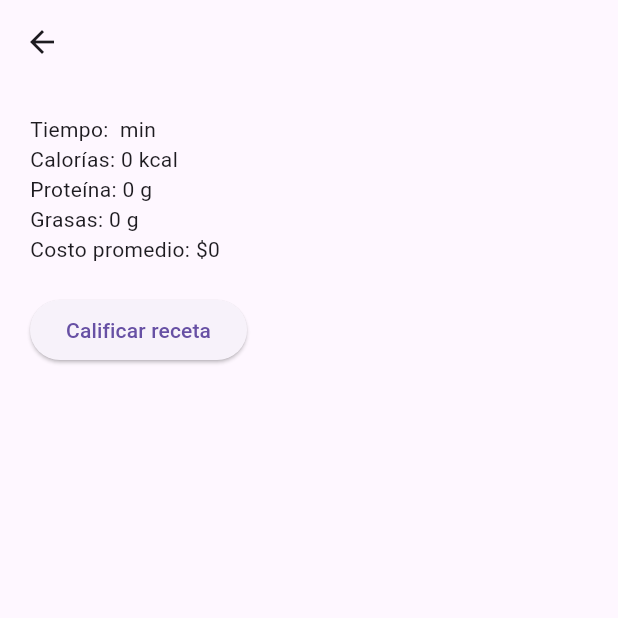
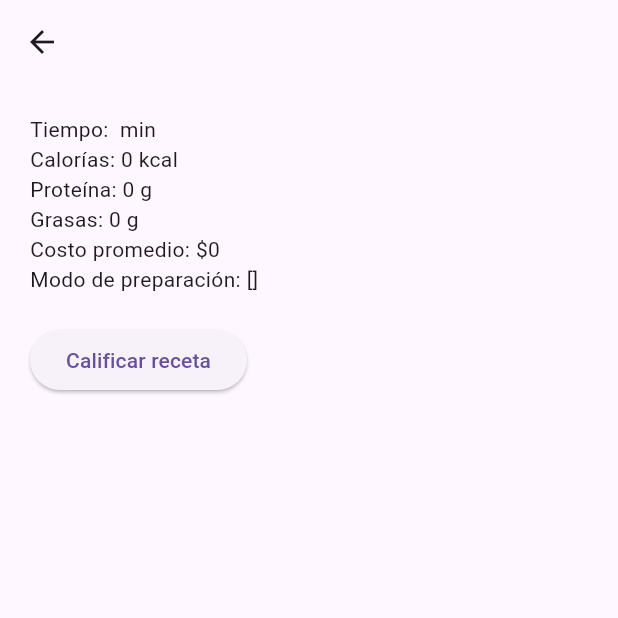
Before and after one commit to yahirmnk/menu_app, a Flutter app: the RecipeDetailScreen screen opened directly with empty values, on a phone screen of 412 x 824 dp, the top half of it. Run offline on Flutter 3.47's test engine with Material 3 defaults, Android fonts, the light colour scheme and no system bars.

Commit message:
reparo 2 de modoPrep de recetas

```diff
--- a/lib/screens/recipe_detail_screen.dart
+++ b/lib/screens/recipe_detail_screen.dart
@@ -19,6 +19,7 @@ class RecipeDetailScreen extends StatelessWidget {
             Text("Proteína: ${recipe.protein} g"),
             Text("Grasas: ${recipe.fat} g"),
             Text("Costo promedio: \$${recipe.avgCost}"),
+            Text("Modo de preparación: ${recipe.modoPreparacion}"),
             const SizedBox(height: 20),
             ElevatedButton(
               onPressed: () {},
--- a/lib/screens/recipes_screen.dart
+++ b/lib/screens/recipes_screen.dart
@@ -42,8 +42,10 @@ class _RecipesScreenState extends State<RecipesScreen> {
                 final r = _recipes[index];
                 return ListTile(
                   title: Text(r.title),
-                  subtitle: Text("${r.calories} kcal | ${r.protein}g proteína"),
-                  trailing: Text("⭐ ${r.ratingAverage  }"),
+                  subtitle: Text(
+                    "⏱ ${r.prepTime} • Cal: ${r.calories} • Prot: ${r.protein}g • Gras: ${r.fat}g\n"
+                    "💲 ${r.avgCost} • ⭐ ${r.ratingAverage.toStringAsFixed(1)}",
+                  ),
                   onTap: () {
                     Navigator.push(context, MaterialPageRoute(
                       builder: (_) => RecipeDetailScreen(recipe: r),
```
